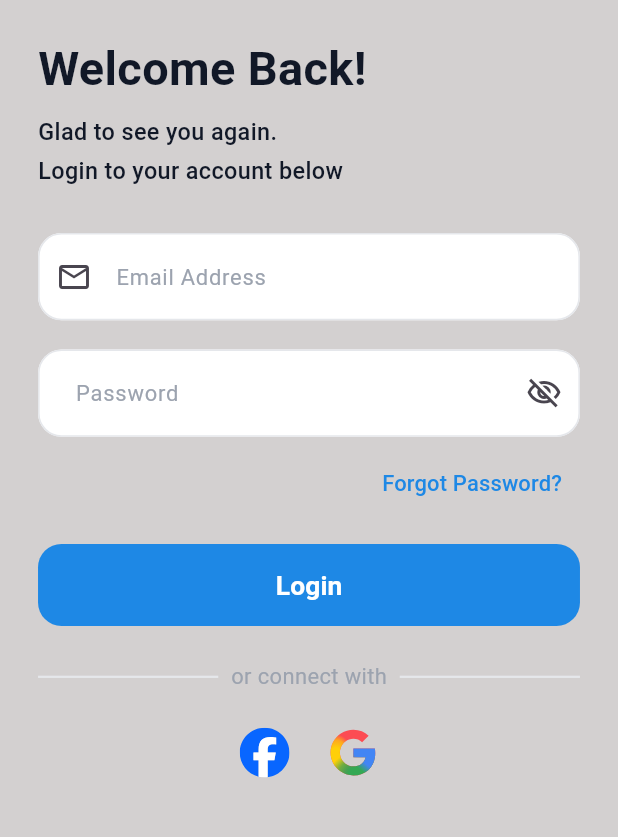
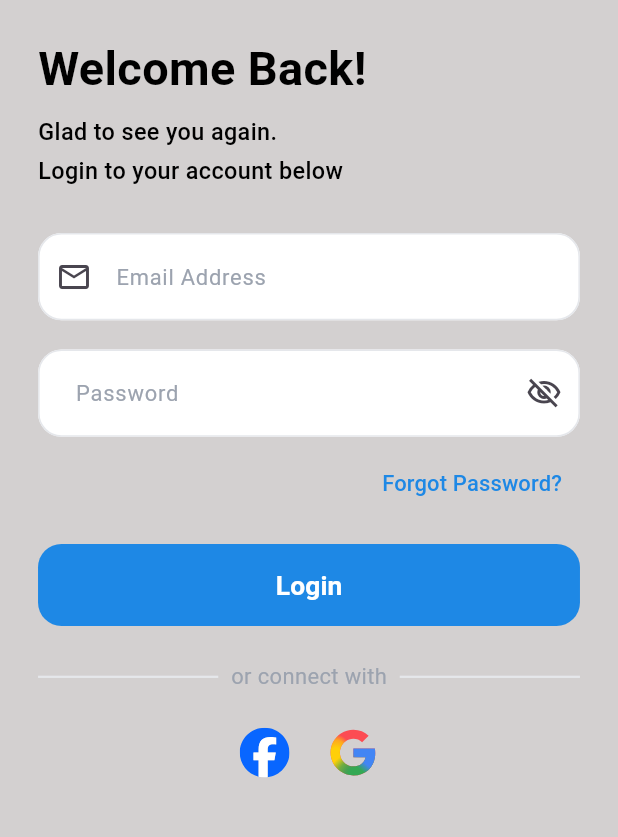
Before and after one commit to AmrReda92/fad-task, a Flutter app: the screen it shows after launch, on a phone screen of 412 x 824 dp, the part 126-963 px from its top. Run offline on Flutter 3.47's test engine with Material 3 defaults, Android fonts, the phone set to English and light mode, and no system bars; our stand-ins replace flutter_screenutil, flutter_svg.

Commit message:
Fix release text styles and added controllers

```diff
--- a/lib/core/shared_widgets/custom_elevated_button.dart
+++ b/lib/core/shared_widgets/custom_elevated_button.dart
@@ -36,7 +36,7 @@ class CustomElevatedButton extends StatelessWidget {
         style: ElevatedButton.styleFrom(
           elevation: 0,
           backgroundColor: backgroundColor ?? AppColors.primary,
-          foregroundColor: foregroundColor ?? AppColors.white,
+          foregroundColor: foregroundColor ?? Colors.white,
           shape: RoundedRectangleBorder(
             borderRadius: BorderRadius.circular(borderRadius.r),
           ),
--- a/lib/core/shared_widgets/custom_text_form_field.dart
+++ b/lib/core/shared_widgets/custom_text_form_field.dart
@@ -83,7 +83,7 @@ class _CustomTextFormFieldState extends State<CustomTextFormField> {
             : null,
 
         filled: true,
-        fillColor: AppColors.white,
+        fillColor: Colors.white,
 
         contentPadding: EdgeInsets.symmetric(
           horizontal: 20.w,
--- a/lib/core/theme/app_colors.dart
+++ b/lib/core/theme/app_colors.dart
@@ -1,20 +1,14 @@
 import 'package:flutter/material.dart';
 
 abstract class AppColors {
-
   static const Color primary = Color(0xFF1E88E5);
   static const Color scaffoldBackground = Color(0xFFD3D0D0);
 
-  static const Color black = Color(0xFF111827);
   static const Color grey = Color(0xFF6B7280);
   static const Color lightGrey = Color(0xFF9CA3AF);
 
   static const Color border = Color(0xFFE5E7EB);
-
   static const Color fillColor = Color(0xFFF9FAFB);
-
-
-  static const Color white = Colors.white;
 
   static const Color divider = Color(0xFFE5E7EB);
 
--- a/lib/core/theme/app_text_styles.dart
+++ b/lib/core/theme/app_text_styles.dart
@@ -3,50 +3,49 @@ import 'package:flutter/material.dart';
 import 'package:flutter_screenutil/flutter_screenutil.dart';
 
 abstract class AppTextStyles {
-
-  static TextStyle font32BoldBlack = TextStyle(
+  static TextStyle get font32BoldBlack => TextStyle(
     fontSize: 32.sp,
     fontWeight: FontWeight.bold,
-    color: AppColors.black,
+    color: Colors.black
   );
 
-  static TextStyle font16RegularGrey = TextStyle(
+  static TextStyle get font16RegularGrey => TextStyle(
     fontSize: 16.sp,
     fontWeight: FontWeight.w400,
     color: AppColors.grey,
   );
 
-  static TextStyle font16MediumBlack = TextStyle(
+  static TextStyle get font16MediumBlack => TextStyle(
     fontSize: 16.sp,
     fontWeight: FontWeight.w500,
-    color: AppColors.black,
+    color: Colors.black
   );
 
-  static TextStyle font15RegularLightGrey = TextStyle(
+  static TextStyle get font15RegularLightGrey => TextStyle(
     fontSize: 15.sp,
     fontWeight: FontWeight.w400,
     color: AppColors.lightGrey,
   );
 
-  static TextStyle font18SemiBoldWhite = TextStyle(
+  static TextStyle get font18SemiBoldWhite => TextStyle(
     fontSize: 18.sp,
     fontWeight: FontWeight.w600,
-    color: AppColors.white,
+    color: Colors.white
   );
 
-  static TextStyle font15MediumPrimary = TextStyle(
+  static TextStyle get font15MediumPrimary => TextStyle(
     fontSize: 15.sp,
     fontWeight: FontWeight.w500,
     color: AppColors.primary,
   );
 
-  static TextStyle font15RegularBlack = TextStyle(
+  static TextStyle get font15RegularBlack => TextStyle(
     fontSize: 15.sp,
     fontWeight: FontWeight.w400,
-    color: AppColors.black,
+    color: Colors.black
   );
 
-  static TextStyle font15BoldPrimary = TextStyle(
+  static TextStyle get font15BoldPrimary => TextStyle(
     fontSize: 15.sp,
     fontWeight: FontWeight.bold,
     color: AppColors.primary,
--- a/lib/features/auth/presentation/ui/login_screen.dart
+++ b/lib/features/auth/presentation/ui/login_screen.dart
@@ -46,6 +46,7 @@ class _LoginScreenState extends State<LoginScreen> {
                  const LoginHeader(),
 
                   CustomTextFormField(
+                    controller: emailController,
                     validator: ValidatorService.validateEmail,
                     hintText: 'Email Address',
                     keyboardType: TextInputType.emailAddress,
@@ -56,6 +57,7 @@ class _LoginScreenState extends State<LoginScreen> {
                   SizedBox(height: 20.h),
 
                   CustomTextFormField(
+                    controller: passwordController,
                     validator: ValidatorService.validatePassword,
                     hintText: 'Password',
                     obscureText: true,
```
